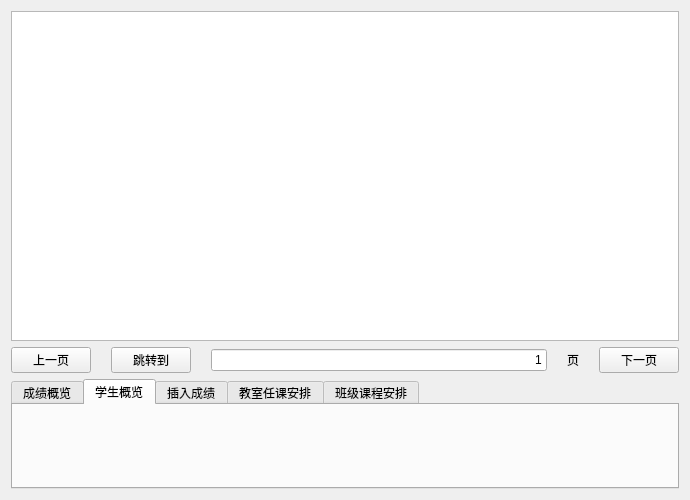
Above: src/MainWindow.ui from lixiao189/grade-manager before the change. Below: the same form after it.
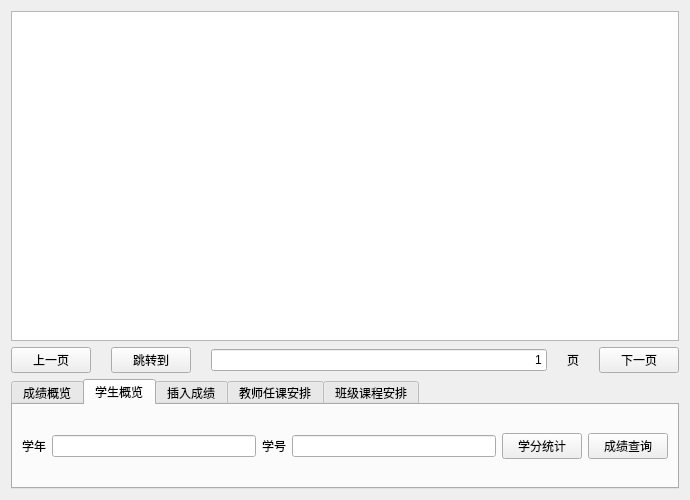
That is the form after the change. The open tabs and pages were chosen to show the change.

Commit message: credit query finished

Diff of the .ui file:
```diff
--- a/src/MainWindow.ui
+++ b/src/MainWindow.ui
@@ -161,6 +161,42 @@
       <attribute name="title">
        <string>学生概览</string>
       </attribute>
+      <layout class="QHBoxLayout" name="horizontalLayout_3">
+       <item>
+        <widget class="QLabel" name="label_3">
+         <property name="text">
+          <string>学年</string>
+         </property>
+        </widget>
+       </item>
+       <item>
+        <widget class="QLineEdit" name="student_year_input"/>
+       </item>
+       <item>
+        <widget class="QLabel" name="label_4">
+         <property name="text">
+          <string>学号</string>
+         </property>
+        </widget>
+       </item>
+       <item>
+        <widget class="QLineEdit" name="student_id_input"/>
+       </item>
+       <item>
+        <widget class="QPushButton" name="student_credit_button">
+         <property name="text">
+          <string>学分统计</string>
+         </property>
+        </widget>
+       </item>
+       <item>
+        <widget class="QPushButton" name="student_grade_button">
+         <property name="text">
+          <string>成绩查询</string>
+         </property>
+        </widget>
+       </item>
+      </layout>
      </widget>
      <widget class="QWidget" name="tab_3">
       <attribute name="title">
@@ -169,7 +205,7 @@
      </widget>
      <widget class="QWidget" name="tab_4">
       <attribute name="title">
-       <string>教室任课安排</string>
+       <string>教师任课安排</string>
       </attribute>
      </widget>
      <widget class="QWidget" name="tab_5">
```
Left out of the diff: 2 changed lines with no effect on the pictures. The commit also changes 4 other files.
